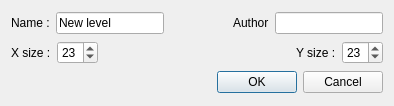
pierreyoda/o2r, file src/dialogs/EditorNewLevelDialog.ui: the form before one commit.
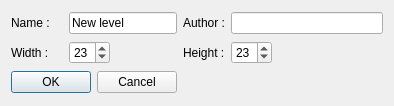
The form after the commit.

Commit message: - Updated french translation - All dialogs : "what's this" icon (the "?") is now hidden - Improved new level dialog layout - EditorScreen : removed A* test - Created HudRectangle, drawn in GameCanvas - Added EditMods and AvailableModsDialog : functional mods list with save/load through settings (TODO : refresh without restart)

```diff
--- a/src/dialogs/EditorNewLevelDialog.ui
+++ b/src/dialogs/EditorNewLevelDialog.ui
@@ -28,17 +28,15 @@
   <property name="modal">
    <bool>true</bool>
   </property>
-  <layout class="QVBoxLayout" name="verticalLayout">
-   <item>
-    <layout class="QHBoxLayout" name="horizontalLayout_2">
-     <item>
+  <layout class="QGridLayout" name="gridLayout">
+   <item row="0" column="0">
       <widget class="QLabel" name="label_3">
        <property name="text">
         <string>Name :</string>
        </property>
       </widget>
      </item>
-     <item>
+   <item row="0" column="1" colspan="2">
       <widget class="QLineEdit" name="lineEdit_name">
        <property name="text">
         <string>New level</string>
@@ -48,27 +46,14 @@
        </property>
       </widget>
      </item>
-     <item>
-      <spacer name="horizontalSpacer_2">
-       <property name="orientation">
-        <enum>Qt::Horizontal</enum>
-       </property>
-       <property name="sizeHint" stdset="0">
-        <size>
-         <width>40</width>
-         <height>20</height>
-        </size>
-       </property>
-      </spacer>
-     </item>
-     <item>
+   <item row="0" column="3">
       <widget class="QLabel" name="label_4">
        <property name="text">
-        <string>Author</string>
+      <string>Author :</string>
        </property>
       </widget>
      </item>
-     <item>
+   <item row="0" column="4">
       <widget class="QLineEdit" name="lineEdit_author">
        <property name="text">
         <string/>
@@ -78,49 +63,21 @@
        </property>
       </widget>
      </item>
-    </layout>
-   </item>
-   <item>
-    <layout class="QHBoxLayout" name="horizontalLayout">
-     <item>
+   <item row="1" column="0">
       <widget class="QLabel" name="label">
        <property name="text">
-        <string>X size :</string>
+      <string>Width :</string>
        </property>
       </widget>
      </item>
-     <item>
+   <item row="1" column="1">
       <widget class="QSpinBox" name="spinBox_xSize">
-       <property name="minimum">
-        <number>5</number>
-       </property>
-       <property name="value">
-        <number>23</number>
-       </property>
-      </widget>
-     </item>
-     <item>
-      <spacer name="horizontalSpacer">
-       <property name="orientation">
-        <enum>Qt::Horizontal</enum>
-       </property>
-       <property name="sizeHint" stdset="0">
-        <size>
-         <width>40</width>
-         <height>20</height>
-        </size>
-       </property>
-      </spacer>
-     </item>
-     <item>
-      <widget class="QLabel" name="label_2">
-       <property name="text">
-        <string>Y size :</string>
-       </property>
-      </widget>
-     </item>
-     <item>
-      <widget class="QSpinBox" name="spinBox_ySize">
+     <property name="sizePolicy">
+      <sizepolicy hsizetype="Fixed" vsizetype="Fixed">
+       <horstretch>0</horstretch>
+       <verstretch>0</verstretch>
+      </sizepolicy>
+     </property>
        <property name="minimum">
         <number>5</number>
        </property>
@@ -129,9 +86,7 @@
        </property>
       </widget>
      </item>
-    </layout>
-   </item>
-   <item>
+   <item row="2" column="0" colspan="3">
     <widget class="QDialogButtonBox" name="buttonBox">
      <property name="enabled">
       <bool>true</bool>
@@ -144,6 +99,29 @@
      </property>
     </widget>
    </item>
+   <item row="1" column="4">
+    <widget class="QSpinBox" name="spinBox_ySize">
+     <property name="sizePolicy">
+      <sizepolicy hsizetype="Fixed" vsizetype="Fixed">
+       <horstretch>0</horstretch>
+       <verstretch>0</verstretch>
+      </sizepolicy>
+     </property>
+     <property name="minimum">
+      <number>5</number>
+     </property>
+     <property name="value">
+      <number>23</number>
+     </property>
+    </widget>
+   </item>
+   <item row="1" column="3">
+    <widget class="QLabel" name="label_2">
+     <property name="text">
+      <string>Height :</string>
+     </property>
+    </widget>
+   </item>
   </layout>
  </widget>
  <resources/>
```
Lines whose indentation alone changed are shown as unchanged. The commit also changes 24 other files.
